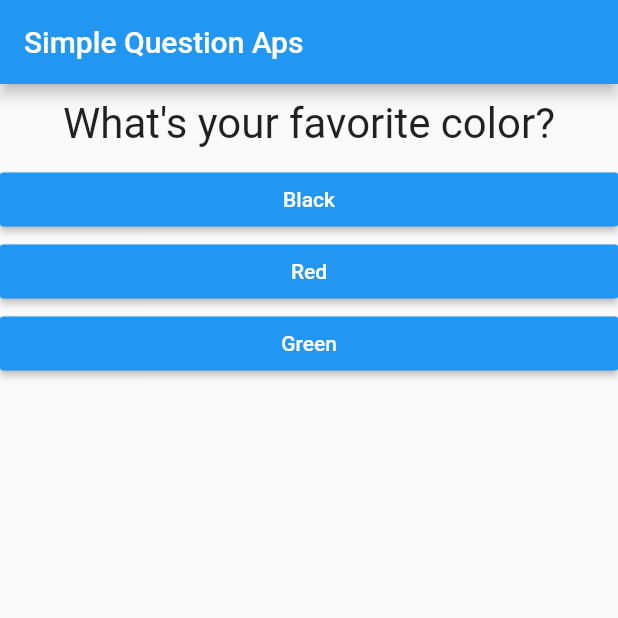
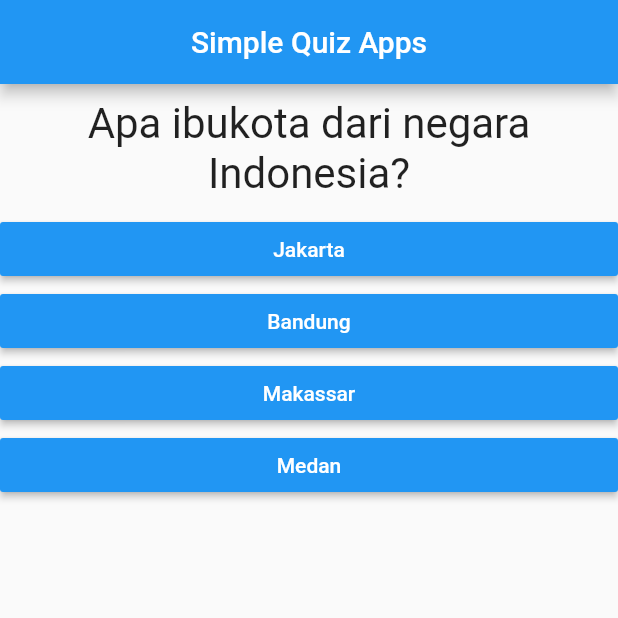
Before and after one commit to indra-182/Simple-Question-Flutter-App, a Flutter app: the screen it shows after launch, on a phone screen of 412 x 824 dp, the top half of it. Run offline on Flutter 3.47's test engine with Material 2 defaults, Android fonts, the phone set to English and light mode, and no system bars.

Commit message:
add result & reset quiz feature, and some fixes

```diff
--- a/lib/answer.dart
+++ b/lib/answer.dart
@@ -1,7 +1,7 @@
 import 'package:flutter/material.dart';
 
 class Answer extends StatelessWidget {
-  final VoidCallback selectHandler;
+  final Function selectHandler;
   final String answerText;
 
   Answer(this.selectHandler, this.answerText);
@@ -11,10 +11,10 @@ class Answer extends StatelessWidget {
     return Container(
       width: double.infinity,
       child: RaisedButton(
-        onPressed: selectHandler,
-        child: Text(answerText),
         color: Colors.blue,
         textColor: Colors.white,
+        child: Text(answerText),
+        onPressed: selectHandler,
       ),
     );
   }
--- a/lib/main.dart
+++ b/lib/main.dart
@@ -1,6 +1,7 @@
 import 'package:flutter/material.dart';
-import './question.dart';
-import './answer.dart';
+
+import './quiz.dart';
+import './result.dart';
 
 void main() => runApp(MyApp());
 
@@ -10,26 +11,59 @@ class MyApp extends StatefulWidget {
 }
 
 class _MyAppState extends State<MyApp> {
-  var questionsIndex = 0;
-  static const questions = [
+  final _questions = const [
     {
-      "questionText": "What\'s your favorite color?",
-      "answers": ["Black", "Red", "Green"]
+      "questionText": "Apa ibukota dari negara Indonesia?",
+      "answers": [
+        {"text": "Jakarta", "score": 25},
+        {"text": "Bandung", "score": 0},
+        {"text": "Makassar", "score": 0},
+        {"text": "Medan", "score": 0},
+      ]
     },
     {
-      "questionText": "What\'s your favorite animal?",
-      "answers": ["Horse", "Tiger", "Lion"]
+      "questionText": "Siapa presiden Republik Indonesia yang pertama?",
+      "answers": [
+        {"text": "Jokowi", "score": 0},
+        {"text": "SBY", "score": 0},
+        {"text": "Gusdur", "score": 0},
+        {"text": "Soekarno", "score": 25},
+      ]
     },
     {
-      "questionText": "What\'s your favorite food?",
-      "answers": ["Kebab", "Hamburger", "Pizza"]
+      "questionText": "Hari ulang tahun Pancasila pada tanggal?",
+      "answers": [
+        {"text": "2 Juni", "score": 0},
+        {"text": "1 Juni", "score": 25},
+        {"text": "2 Juli", "score": 0},
+        {"text": "1 Juli", "score": 0},
+      ]
+    },
+    {
+      "questionText": "Hari kemerdekaan Republik Indonesia pada tanggal?",
+      "answers": [
+        {"text": "17 Agustus 1945", "score": 25},
+        {"text": "18 Agustus 1945", "score": 0},
+        {"text": "17 Agustus 1946", "score": 0},
+        {"text": "18 Agustus 1946", "score": 0},
+      ]
     },
   ];
+  var _questionIndex = 0;
+  var _totalScore = 0;
 
-  void answerQuestions() {
+  void _resetQuiz() {
     setState(() {
-      questionsIndex += 1;
-      print(questionsIndex);
+      _questionIndex = 0;
+      _totalScore = 0;
+    });
+  }
+
+  void _answerQuestion(int score) {
+    _totalScore += score;
+
+    setState(() {
+      _questionIndex += 1;
     });
   }
 
@@ -39,20 +73,16 @@ class _MyAppState extends State<MyApp> {
       debugShowCheckedModeBanner: false,
       home: Scaffold(
         appBar: AppBar(
-          title: Text("Simple Question Aps"),
+          centerTitle: true,
+          title: Text('Simple Quiz Apps'),
         ),
-        body: questionsIndex < questions.length
-            ? Column(
-                children: [
-                  Question(questions[questionsIndex]["questionText"]),
-                  ...(questions[questionsIndex]['answers'] as List<String>)
-                      .map((e) => Answer(answerQuestions, e))
-                      .toList()
-                ],
+        body: _questionIndex < _questions.length
+            ? Quiz(
+                answerQuestion: _answerQuestion,
+                questionIndex: _questionIndex,
+                questions: _questions,
               )
-            : Center(
-                child: Text("U did it!"),
-              ),
+            : Result(_totalScore, _resetQuiz),
       ),
     );
   }
--- /dev/null
+++ b/lib/quiz.dart
@@ -0,0 +1,31 @@
+import 'package:flutter/material.dart';
+
+import './question.dart';
+import './answer.dart';
+
+class Quiz extends StatelessWidget {
+  final List<Map<String, Object>> questions;
+  final int questionIndex;
+  final Function answerQuestion;
+
+  Quiz({
+    @required this.questions,
+    @required this.answerQuestion,
+    @required this.questionIndex,
+  });
+
+  @override
+  Widget build(BuildContext context) {
+    return Column(
+      children: [
+        Question(
+          questions[questionIndex]['questionText'],
+        ),
+        ...(questions[questionIndex]['answers'] as List<Map<String, Object>>)
+            .map((answer) {
+          return Answer(() => answerQuestion(answer['score']), answer['text']);
+        }).toList()
+      ],
+    );
+  }
+}
```
Also changed, not shown: lib/result.dart (added, +41 -0 lines).
